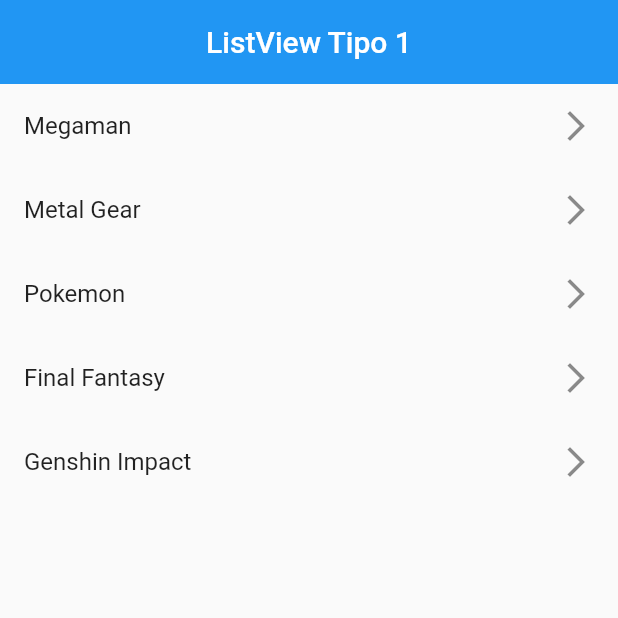
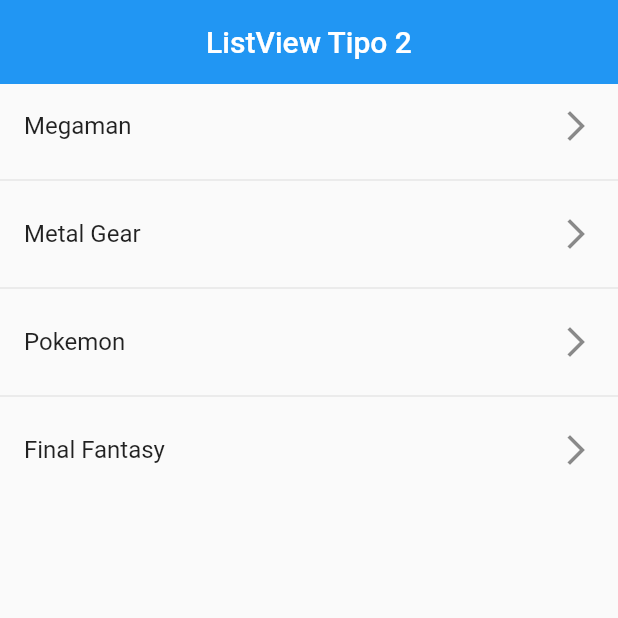
Before and after one commit to apacoder/curso-flutter, a Flutter app: the screen it shows after launch, on a phone screen of 412 x 824 dp, the top half of it. Run offline on Flutter 3.47's test engine with Material 2 defaults, Android fonts, the phone set to English and light mode, and no system bars.

Commit message:
ListView.separated

```diff
--- a/lib/curso/2_widgets/listview2_screen.dart
+++ b/lib/curso/2_widgets/listview2_screen.dart
@@ -1,32 +1,24 @@
 import 'package:flutter/material.dart';
 
 class ListView2Screen extends StatelessWidget {
-  final options = const [
-    'Megaman',
-    'Metal Gear',
-    'Pokemon',
-    'Final Fantasy',
-    'Genshin Impact',
-  ];
+  final options = const ['Megaman', 'Metal Gear', 'Pokemon', 'Final Fantasy'];
   const ListView2Screen({Key? key}) : super(key: key);
 
   @override
   Widget build(BuildContext context) {
     return Scaffold(
       appBar: AppBar(
-        title: const Text('ListView Tipo 1'),
+        title: const Text('ListView Tipo 2'),
         centerTitle: true,
         elevation: 0,
       ),
-      body: ListView(
-        children: [
-          ...options.map(
-            (game) => ListTile(
-              title: Text(game),
-              trailing: const Icon(Icons.arrow_forward_ios_outlined),
-            ),
-          ),
-        ],
+      body: ListView.separated(
+        itemBuilder: (context, index) => ListTile(
+          title: Text(options[index]),
+          trailing: const Icon(Icons.arrow_forward_ios_outlined),
+        ),
+        separatorBuilder: (_, __) => const Divider(),
+        itemCount: options.length,
       ),
     );
   }
```
